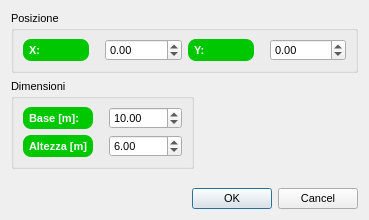
This is labeditdialog.ui in crocodile119/Laser-Studio as Qt 5 draws it before an edit. The edited form follows.
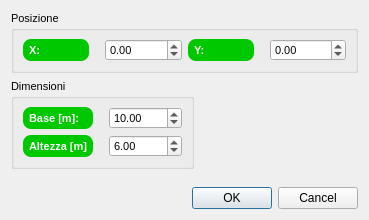
This is the edited form.

What changed in the file:
```diff
--- a/labeditdialog.ui
+++ b/labeditdialog.ui
@@ -19,7 +19,8 @@
    <string>Modifica l'ambiente</string>
   </property>
   <property name="styleSheet">
-   <string notr="true"/>
+   <string notr="true">QDoubleSpinBox{background: none}
+QSpinBox{background: none}</string>
   </property>
   <layout class="QGridLayout" name="gridLayout_3">
    <item row="1" column="0" colspan="2">
```
